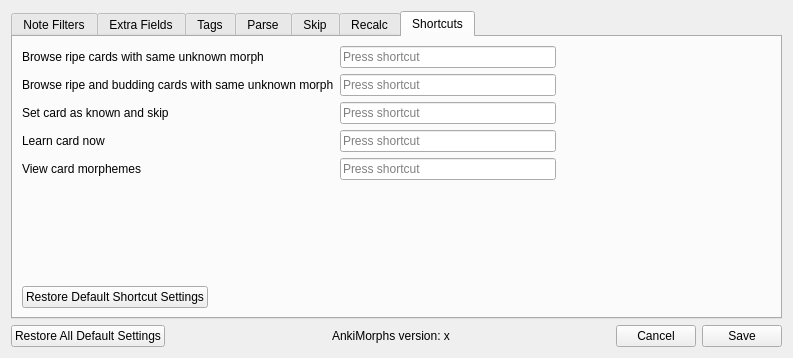
Before: the Qt Designer form ankimorphs/ui/settings_dialog.ui in mortii/anki-morphs, drawn with Qt 5.
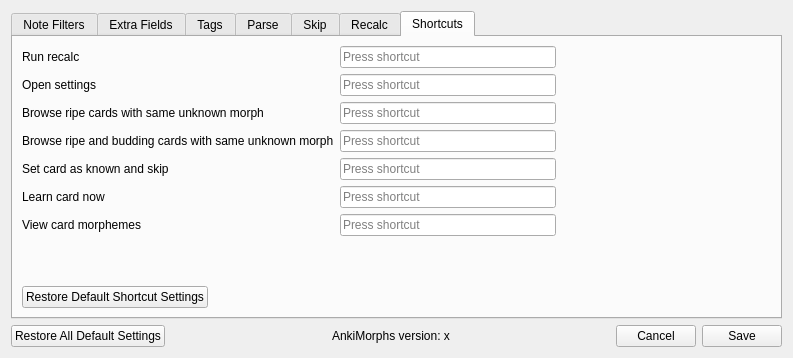
After: the same form once the commit is applied.

Commit message: added two new shortcuts to settings

What changed in the file:
```diff
--- a/ankimorphs/ui/settings_dialog.ui
+++ b/ankimorphs/ui/settings_dialog.ui
@@ -546,6 +546,20 @@
           <layout class="QHBoxLayout" name="horizontalLayout_5">
            <item>
             <layout class="QVBoxLayout" name="verticalLayout_16">
+             <item>
+              <widget class="QLabel" name="label_14">
+               <property name="text">
+                <string>Run recalc</string>
+               </property>
+              </widget>
+             </item>
+             <item>
+              <widget class="QLabel" name="label_13">
+               <property name="text">
+                <string>Open settings</string>
+               </property>
+              </widget>
+             </item>
              <item>
               <widget class="QLabel" name="label_8">
                <property name="text">
@@ -585,6 +599,12 @@
            </item>
            <item>
             <layout class="QVBoxLayout" name="verticalLayout_15">
+             <item>
+              <widget class="QKeySequenceEdit" name="shortcut_recalc_input"/>
+             </item>
+             <item>
+              <widget class="QKeySequenceEdit" name="shortcut_settings_input"/>
+             </item>
              <item>
               <widget class="QKeySequenceEdit" name="shortcut_browse_same_ripe_input"/>
              </item>
```
The commit also changes 5 other files.
